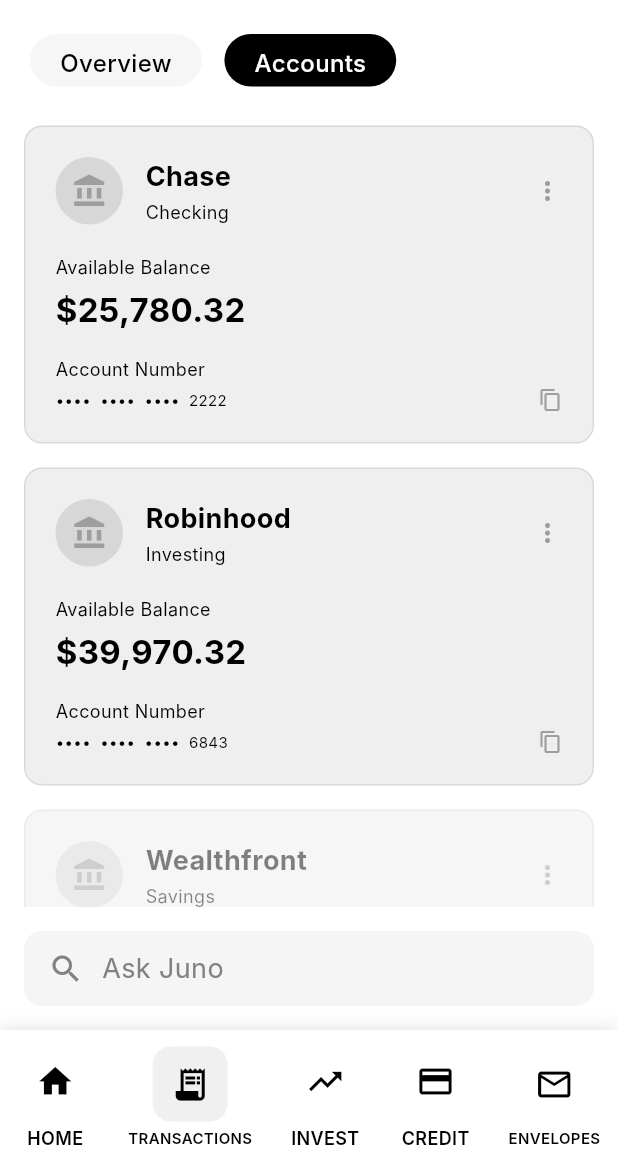
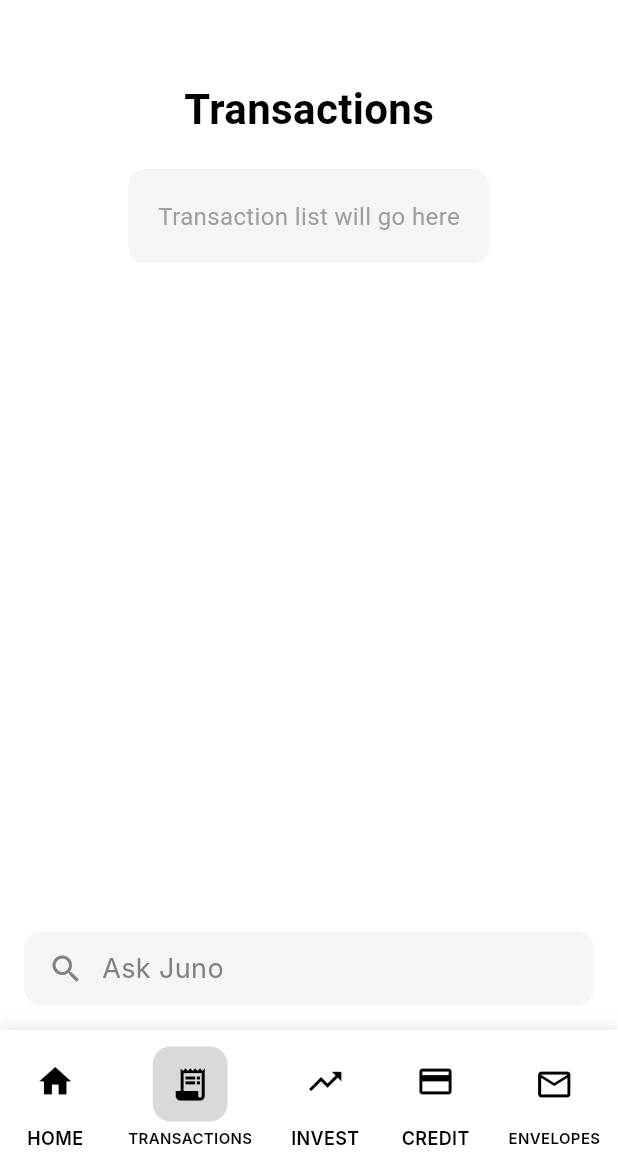
Before and after one commit to bhargav-warren-ai/warrenai-iOS-app, a Flutter app: the screen it shows after launch, item 2 of the bottom bar chosen, on a phone screen of 412 x 824 dp, the part 71-1236 px from its top. Run offline on Flutter 3.47's test engine with Material 3 defaults, Android fonts, the phone set to English and light mode, and no system bars; Roboto replaces fonts that are missing (Inter).

Commit message:
transactions page added

```diff
--- a/lib/main.dart
+++ b/lib/main.dart
@@ -1,4 +1,5 @@
 import 'package:flutter/material.dart';
+import 'package:warren_starter/screens/transactions_screen.dart';
 import 'screens/home_screen.dart';
 import 'screens/home_screen_accounts.dart';
 import 'screens/investment_screen.dart';
@@ -27,6 +28,7 @@
         '/salary': (context) => SalaryScreen(),
         '/investment-period': (context) => InvestmentPeriodScreen(),
         '/credit': (context) => CreditScreen(),
+        '/transactions': (context) => TransactionsScreen(),
       },
     );
   }
--- a/lib/screens/credit_screen.dart
+++ b/lib/screens/credit_screen.dart
@@ -375,7 +375,7 @@
                       Icons.receipt_long,
                       'TRANSACTIONS',
                       false,
-                      () => Navigator.pushNamed(context, '/accounts'),
+                      () => Navigator.pushNamed(context, '/transactions'),
                     ),
 
                     // INVEST Button
--- a/lib/screens/home_screen.dart
+++ b/lib/screens/home_screen.dart
@@ -342,7 +342,7 @@
                       Icons.receipt_long,
                       'TRANSACTIONS',
                       false,
-                      () => Navigator.pushNamed(context, '/accounts'),
+                      () => Navigator.pushNamed(context, '/transactions'),
                     ),
 
                     // INVEST Button
--- a/lib/screens/investment_period_screen.dart
+++ b/lib/screens/investment_period_screen.dart
@@ -243,7 +243,7 @@
                   // TRANSACTIONS Button
                   GestureDetector(
                     onTap: () {
-                      Navigator.pushNamed(context, '/accounts');
+                      Navigator.pushNamed(context, '/transactions');
                     },
                     child: const Column(
                       mainAxisAlignment: MainAxisAlignment.center,
--- a/lib/screens/investment_screen.dart
+++ b/lib/screens/investment_screen.dart
@@ -186,7 +186,7 @@
                       Icons.receipt_long,
                       'TRANSACTIONS',
                       false,
-                      () => Navigator.pushNamed(context, '/accounts'),
+                      () => Navigator.pushNamed(context, '/transactions'),
                     ),
 
                     // INVEST Button (current screen)
--- a/lib/screens/salary_screen.dart
+++ b/lib/screens/salary_screen.dart
@@ -270,7 +270,7 @@
                       Icons.receipt_long,
                       'TRANSACTIONS',
                       false,
-                      () => Navigator.pushNamed(context, '/accounts'),
+                      () => Navigator.pushNamed(context, '/transactions'),
                     ),
 
                     // INVEST Button
--- /dev/null
+++ b/lib/screens/transactions_screen.dart
@@ -0,0 +1,252 @@
+import 'package:flutter/material.dart';
+
+class TransactionsScreen extends StatelessWidget {
+  const TransactionsScreen({super.key});
+
+  @override
+  Widget build(BuildContext context) {
+    final screenSize = MediaQuery.of(context).size;
+    final screenWidth = screenSize.width;
+
+    return Scaffold(
+      backgroundColor: Colors.white,
+      body: SafeArea(
+        child: Column(
+          children: [
+            // Header Section
+            Container(
+              width: screenWidth,
+              height: 60,
+              padding: const EdgeInsets.symmetric(horizontal: 20),
+              child: Row(
+                children: [
+                  // Profile Image
+                  GestureDetector(
+                    onTap: () => print('Profile tapped'),
+                    child: Container(
+                      width: 40,
+                      height: 40,
+                      decoration: const BoxDecoration(
+                        color: Color.fromARGB(255, 255, 255, 255),
+                        shape: BoxShape.circle,
+                      ),
+                      child: const Icon(
+                        Icons.person,
+                        color: Colors.black,
+                        size: 24,
+                      ),
+                    ),
+                  ),
+
+                  const Spacer(),
+
+                  // App Title
+                  const Text(
+                    'Juno',
+                    style: TextStyle(
+                      color: Colors.black,
+                      fontSize: 24,
+                      fontFamily: 'Inter',
+                      fontWeight: FontWeight.w600,
+                      letterSpacing: -0.40,
+                    ),
+                  ),
+
+                  const Spacer(),
+
+                  // Settings Icon
+                  GestureDetector(
+                    onTap: () => debugPrint('Settings tapped'),
+                    child: const Icon(
+                      Icons.settings,
+                      color: Colors.black,
+                      size: 28,
+                    ),
+                  ),
+                ],
+              ),
+            ),
+
+            // THIS IS THE KEY FIX - Expanded widget takes up all available space
+            Expanded(
+              child: Column(
+                children: [
+                  // You can add your main content here
+                  const SizedBox(height: 40),
+
+                  const Text(
+                    'Transactions',
+                    style: TextStyle(
+                      fontSize: 28,
+                      fontWeight: FontWeight.w700,
+                      color: Colors.black,
+                    ),
+                  ),
+
+                  const SizedBox(height: 20),
+
+                  // Placeholder for transaction list
+                  Container(
+                    margin: const EdgeInsets.symmetric(horizontal: 20),
+                    padding: const EdgeInsets.all(20),
+                    decoration: BoxDecoration(
+                      color: Colors.grey.withOpacity(0.1),
+                      borderRadius: BorderRadius.circular(12),
+                    ),
+                    child: const Text(
+                      'Transaction list will go here',
+                      style: TextStyle(
+                        fontSize: 16,
+                        color: Colors.grey,
+                      ),
+                    ),
+                  ),
+
+                  // This Spacer pushes everything below it to the bottom
+                  const Spacer(),
+
+                  // Ask Juno Input
+                  Container(
+                    width: screenWidth - 32,
+                    height: 50,
+                    margin: const EdgeInsets.all(16),
+                    child: GestureDetector(
+                      onTap: () => debugPrint('Ask Juno tapped'),
+                      child: Container(
+                        padding: const EdgeInsets.symmetric(horizontal: 16, vertical: 12),
+                        decoration: ShapeDecoration(
+                          color: const Color(0xFFF5F5F5),
+                          shape: RoundedRectangleBorder(
+                            borderRadius: BorderRadius.circular(12),
+                          ),
+                        ),
+                        child: const Row(
+                          children: [
+                            Icon(
+                              Icons.search,
+                              color: Color(0xFF828282),
+                              size: 24,
+                            ),
+                            SizedBox(width: 12),
+                            Text(
+                              'Ask Juno',
+                              style: TextStyle(
+                                color: Color(0xFF828282),
+                                fontSize: 18,
+                                fontFamily: 'Inter',
+                                fontWeight: FontWeight.w400,
+                              ),
+                            ),
+                          ],
+                        ),
+                      ),
+                    ),
+                  ),
+                ],
+              ),
+            ),
+
+            // Bottom Navigation Bar - This will now be at the actual bottom
+            Container(
+              width: screenWidth,
+              height: 90,
+              decoration: const BoxDecoration(
+                color: Colors.white,
+                boxShadow: [
+                  BoxShadow(
+                    color: Color(0x19000000),
+                    blurRadius: 8,
+                    offset: Offset(0, -2),
+                    spreadRadius: 0,
+                  )
+                ],
+              ),
+              child: SafeArea(
+                child: Row(
+                  mainAxisAlignment: MainAxisAlignment.spaceAround,
+                  children: [
+                    // HOME Button
+                    _buildNavItem(
+                      Icons.home,
+                      'HOME',
+                      false,
+                      () => Navigator.pushNamedAndRemoveUntil(context, '/home', (route) => false),
+                    ),
+
+                    // TRANSACTIONS Button
+                    _buildNavItem(
+                      Icons.receipt_long,
+                      'TRANSACTIONS',
+                      true,
+                      () {},
+                    ),
+
+                    // INVEST Button
+                    _buildNavItem(
+                      Icons.trending_up,
+                      'INVEST',
+                      false,
+                      () => Navigator.pushNamed(context, '/investment'),
+                    ),
+
+                    // CREDIT Button
+                    _buildNavItem(
+                      Icons.credit_card,
+                      'CREDIT',
+                      false,
+                      () => Navigator.pushNamed(context, '/credit'),
+                    ),
+
+                    // ENVELOPES Button
+                    _buildNavItem(
+                      Icons.mail_outline,
+                      'ENVELOPES',
+                      false,
+                      () => debugPrint('Envelopes tapped'),
+                    ),
+                  ],
+                ),
+              ),
+            ),
+          ],
+        ),
+      ),
+    );
+  }
+
+  Widget _buildNavItem(IconData icon, String label, bool isSelected, VoidCallback onTap) {
+    return GestureDetector(
+      onTap: onTap,
+      child: Column(
+        mainAxisAlignment: MainAxisAlignment.center,
+        children: [
+          Container(
+            width: 50,
+            height: 50,
+            decoration: isSelected
+                ? BoxDecoration(
+                    color: const Color(0xFFD9D9D9),
+                    borderRadius: BorderRadius.circular(12),
+                  )
+                : null,
+            child: Icon(
+              icon,
+              color: Colors.black,
+              size: 26,
+            ),
+          ),
+          const SizedBox(height: 4),
+          Text(
+            label,
+            style: TextStyle(
+              color: Colors.black,
+              fontSize: label.length > 6 ? 10 : 12,
+              fontFamily: 'Inter',
+              fontWeight: FontWeight.w600,
+            ),
+          ),
+        ],
+      ),
+    );
+  }
+}
```
